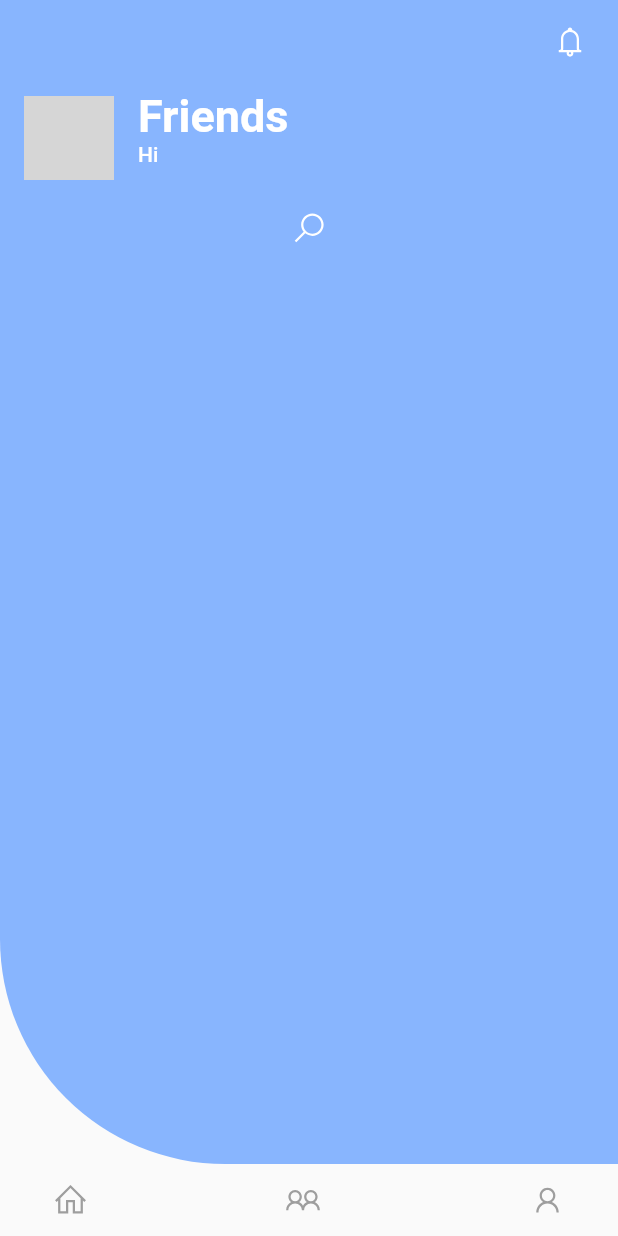
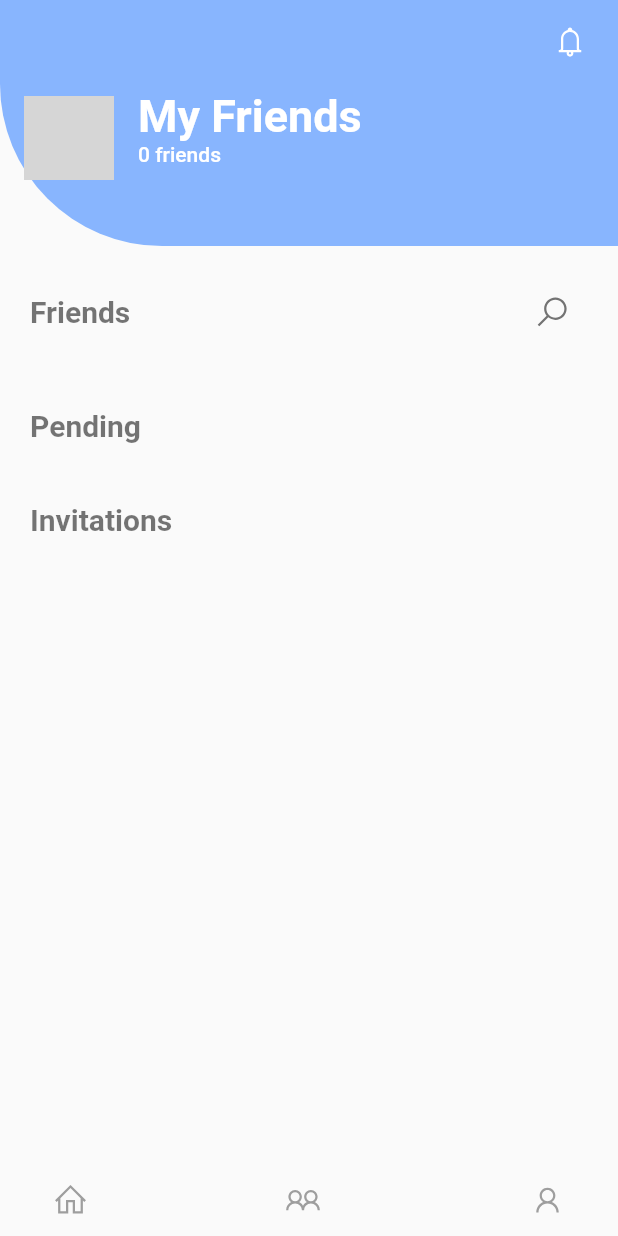
Before and after one commit to giving-back/quizkidz, a Flutter app: the screen it shows once a user with an empty profile is signed in, item 2 of the bottom bar chosen, on a phone screen of 412 x 824 dp. Run offline on Flutter 3.47's test engine with Material 2 defaults, Android fonts, the phone set to English and light mode, and no system bars; drawn by our look-alikes of google_nav_bar; our stand-ins replace awesome_snackbar_content, cloud_firestore, firebase_auth, firebase_core, firebase_storage, flutter_riverpod and 6 more; accounts and stored records are empty; network calls fail; grey boxes are pictures that could not be loaded.

Commit message:
QUIZKIDZ-20 friends page

```diff
--- a/lib/components/common_app_bar.dart
+++ b/lib/components/common_app_bar.dart
@@ -1,5 +1,7 @@
 // Flutter imports:
 import 'package:flutter/material.dart';
+
+// Package imports:
 import 'package:line_icons/line_icons.dart';
 
 // Project imports:
--- a/lib/components/friend_search_delegate.dart
+++ b/lib/components/friend_search_delegate.dart
@@ -1,5 +1,7 @@
 // Flutter imports:
 import 'package:flutter/material.dart';
+
+// Project imports:
 import 'package:quizkidz/models/user.dart';
 
 class FriendSearchDelegate extends SearchDelegate {
--- a/lib/models/user.dart
+++ b/lib/models/user.dart
@@ -35,3 +35,13 @@ class QuizUser with _$QuizUser {
   factory QuizUser.fromJson(Map<String, Object?> json) =>
       _$QuizUserFromJson(json);
 }
+
+@Freezed()
+class Friend with _$Friend {
+  const factory Friend({
+    required final String uid,
+    required final DateTime matched,
+  }) = _Friend;
+
+  factory Friend.fromJson(Map<String, Object?> json) => _$FriendFromJson(json);
+}
--- a/lib/providers/auth_provider.dart
+++ b/lib/providers/auth_provider.dart
@@ -33,3 +33,8 @@ final activeAppUserProvider = StreamProvider.autoDispose<AppUser?>(
 final activeUsersProvider = StreamProvider.autoDispose<List<AppUser>>((ref) {
   return ref.watch(authServicesProvider).activeAppUsersStream();
 });
+
+final myFriendsProvider = StreamProvider.autoDispose<List<Friend>>((ref) {
+  final auth = ref.watch(firebaseAuthProvider);
+  return ref.watch(authServicesProvider).friends(auth.currentUser!.uid);
+});
--- a/lib/screen/friends_screen.dart
+++ b/lib/screen/friends_screen.dart
@@ -4,11 +4,11 @@ import 'package:flutter/material.dart';
 // Package imports:
 import 'package:flutter_riverpod/flutter_riverpod.dart';
 import 'package:line_icons/line_icons.dart';
+
+// Project imports:
 import 'package:quizkidz/components/friend_search_delegate.dart';
 import 'package:quizkidz/components/loading_spinner.dart';
 import 'package:quizkidz/providers/auth_provider.dart';
-
-// Project imports:
 import 'package:quizkidz/util/util.dart';
 
 class FriendsScreen extends ConsumerWidget {
@@ -18,8 +18,13 @@ class FriendsScreen extends ConsumerWidget {
   Widget build(BuildContext context, WidgetRef ref) {
     final activeAppUser = ref.watch(activeAppUserProvider);
     final activeAppUsers = ref.watch(activeUsersProvider);
+    final myFriends = ref.watch(myFriendsProvider);
 
-    return activeAppUser.when(
+    return Column(
+      children: [
+        Expanded(
+          flex: 15,
+          child: activeAppUser.when(
             data: (data) => Container(
               decoration: const BoxDecoration(
                 color: Color(
@@ -48,7 +53,7 @@ class FriendsScreen extends ConsumerWidget {
                           mainAxisAlignment: MainAxisAlignment.start,
                           children: const [
                             Text(
-                        "Friends",
+                              "My Friends",
                               style: TextStyle(
                                 fontWeight: FontWeight.bold,
                                 fontSize: 30,
@@ -59,12 +64,42 @@ class FriendsScreen extends ConsumerWidget {
                         ),
                       ],
                     ),
-              subtitle: Text(
-                'Hi ${data.appDisplayName}',
+                    subtitle: myFriends.when(
+                      data: (data) => Text(
+                        '${data.length} friends',
                         style: const TextStyle(
                           fontWeight: FontWeight.w500,
                           color: Colors.white,
                         ),
+                      ),
+                      error: (error, stackTrace) => Text(
+                        error.toString(),
+                      ),
+                      loading: () => const LoadingSpinner(),
+                    ),
+                  ),
+                ],
+              ),
+            ),
+            error: (error, stackTrace) => Text(error.toString()),
+            loading: () => const LoadingSpinner(),
+          ),
+        ),
+        Expanded(
+          flex: 85,
+          child: Column(
+            children: [
+              Padding(
+                padding: const EdgeInsets.all(20.0),
+                child: Row(
+                  mainAxisAlignment: MainAxisAlignment.spaceBetween,
+                  children: [
+                    const Text(
+                      "Friends",
+                      style: TextStyle(
+                        fontWeight: FontWeight.bold,
+                        fontSize: 20,
+                        color: Colors.black54,
                       ),
                     ),
                     activeAppUsers.when(
@@ -79,7 +114,7 @@ class FriendsScreen extends ConsumerWidget {
                         },
                         icon: const Icon(
                           LineIcons.search,
-                  color: Colors.white,
+                          color: Colors.black54,
                         ),
                       ),
                       error: (error, stackTrace) => Text(
@@ -90,8 +125,40 @@ class FriendsScreen extends ConsumerWidget {
                   ],
                 ),
               ),
-      error: (error, stackTrace) => Text(error.toString()),
-      loading: () => const LoadingSpinner(),
+              Padding(
+                padding: const EdgeInsets.all(20.0),
+                child: Row(
+                  children: const [
+                    Text(
+                      "Pending",
+                      style: TextStyle(
+                        fontWeight: FontWeight.bold,
+                        fontSize: 20,
+                        color: Colors.black54,
+                      ),
+                    ),
+                  ],
+                ),
+              ),
+              Padding(
+                padding: const EdgeInsets.all(20.0),
+                child: Row(
+                  children: const [
+                    Text(
+                      "Invitations",
+                      style: TextStyle(
+                        fontWeight: FontWeight.bold,
+                        fontSize: 20,
+                        color: Colors.black54,
+                      ),
+                    ),
+                  ],
+                ),
+              ),
+            ],
+          ),
+        ),
+      ],
     );
   }
 }
--- a/lib/services/auth_service.dart
+++ b/lib/services/auth_service.dart
@@ -13,6 +13,7 @@ class AuthService {
   final FirebaseAuth _firebaseAuth;
   final FirebaseFirestore _firebaseFirestore;
   final String usersCollection = 'users';
+  final String friendsSubCollection = 'friends';
 
   AuthService(
     this._firebaseAuth,
@@ -47,6 +48,18 @@ class AuthService {
     ).toList();
   }
 
+  List<Friend> _friendsFromFirestore(QuerySnapshot? snapshot) {
+    if (snapshot == null) {
+      return [];
+    }
+    return snapshot.docs.map(
+      (DocumentSnapshot document) {
+        Map<String, dynamic> data = document.data()! as Map<String, dynamic>;
+        return Friend.fromJson(data);
+      },
+    ).toList();
+  }
+
   Future<AppUser?> _appUserById(String uid) async => _appUserFromFirestore(
       await _firebaseFirestore.collection(usersCollection).doc(uid).get());
 
@@ -63,6 +76,14 @@ class AuthService {
       .collection(usersCollection)
       .snapshots()
       .map(_appUsersFromFirestore);
+
+  Stream<List<Friend>> friends(String uid) => _firebaseFirestore
+      .collection(usersCollection)
+      .doc(uid)
+      .collection(friendsSubCollection)
+      .orderBy('matched', descending: true)
+      .snapshots()
+      .map(_friendsFromFirestore);
 
   Future<Either<Exception, void>> addNewAppUser(AppUser appUser) async =>
       TaskEither.tryCatch(
```
Also changed, not shown: lib/models/user.freezed.dart, lib/models/user.g.dart. Lines whose indentation alone changed are shown as unchanged.
